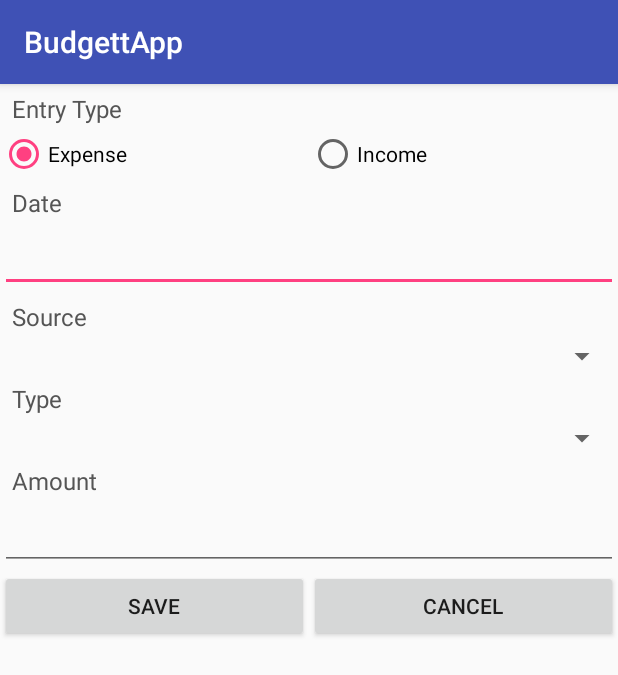
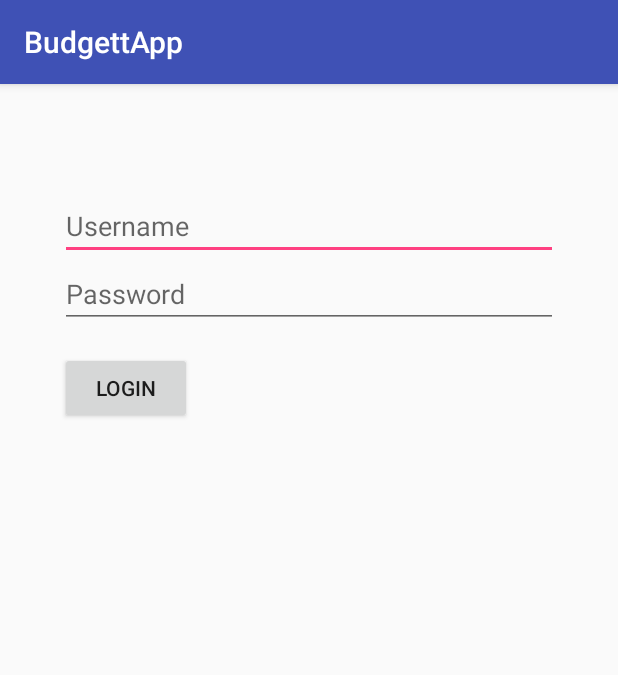
Before and after one commit to Quazzol/BudgettApp, an Android app: the screen it shows after launch (MainActivity before the commit, LoginActivity after it), on a phone screen of 412 x 824 dp. Shown: the top 675 px of the screen. Run offline under Robolectric (Android 15) with nearby library versions, the phone set to English and light mode, and no system bars.

Commit message:
Third Commit

```diff
--- a/app/src/main/AndroidManifest.xml
+++ b/app/src/main/AndroidManifest.xml
@@ -9,13 +9,16 @@
         android:roundIcon="@mipmap/ic_launcher_round"
         android:supportsRtl="true"
         android:theme="@style/AppTheme">
-        <activity android:name=".MainActivity">
+        <activity android:name=".MainActivity" />
+        <activity android:name=".LoginActivity">
             <intent-filter>
                 <action android:name="android.intent.action.MAIN" />
 
                 <category android:name="android.intent.category.LAUNCHER" />
             </intent-filter>
         </activity>
+        <activity android:name=".BudgettTypeActivity" />
+        <activity android:name=".BudgettSourceActivity"></activity>
     </application>
 
 </manifest>
--- a/app/src/main/java/com/okanerkan/budgettapp/BudgettAppView.java
+++ b/app/src/main/java/com/okanerkan/budgettapp/BudgettAppView.java
@@ -7,7 +7,9 @@ import android.view.View;
  * Created by OkanErkan on 10.10.2017.
  */
 
+/*
 public class BudgettAppView implements IBudgettAppView
 {
 
 }
+*/
--- /dev/null
+++ b/app/src/main/java/com/okanerkan/budgettapp/LoginActivity.java
@@ -0,0 +1,40 @@
+package com.okanerkan.budgettapp;
+
+import android.content.Intent;
+import android.content.SharedPreferences;
+import android.support.v7.app.AppCompatActivity;
+import android.os.Bundle;
+import android.view.View;
+import android.widget.EditText;
+
+public class LoginActivity extends AppCompatActivity {
+
+    @Override
+    protected void onCreate(Bundle savedInstanceState) {
+        super.onCreate(savedInstanceState);
+        setContentView(R.layout.activity_login);
+
+        SharedPreferences prefs = this.getSharedPreferences("com.okanerkan.budgettapp", MODE_PRIVATE);
+        String username = prefs.getString("Username", "");
+
+        if (!username.equals(""))
+        {
+            Intent intent = new Intent(getApplicationContext(), MainActivity.class);
+            startActivity(intent);
+        }
+    }
+
+    public void OnBtnLoginClick(View view)
+    {
+        String username = ((EditText) findViewById(R.id.txtUsername)).getText().toString();
+        String password = ((EditText) findViewById(R.id.txtPassword)).getText().toString();
+
+        if (!username.equals("") && !password.equals(""))
+        {
+            SharedPreferences prefs = this.getSharedPreferences("com.okanerkan.budgettapp", MODE_PRIVATE);
+            prefs.edit().putString("Username", username).apply();
+            Intent intent = new Intent(getApplicationContext(), MainActivity.class);
+            startActivity(intent);
+        }
+    }
+}
--- /dev/null
+++ b/app/src/main/res/layout/activity_login.xml
@@ -0,0 +1,60 @@
+<?xml version="1.0" encoding="utf-8"?>
+<android.support.constraint.ConstraintLayout xmlns:android="http://schemas.android.com/apk/res/android"
+    xmlns:app="http://schemas.android.com/apk/res-auto"
+    xmlns:tools="http://schemas.android.com/tools"
+    android:layout_width="match_parent"
+    android:layout_height="match_parent"
+    tools:context="com.okanerkan.budgettapp.LoginActivity">
+
+    <LinearLayout
+        android:layout_width="0dp"
+        android:layout_height="0dp"
+        android:orientation="vertical"
+        tools:layout_constraintTop_creator="1"
+        tools:layout_constraintRight_creator="1"
+        tools:layout_constraintBottom_creator="1"
+        android:layout_marginStart="8dp"
+        app:layout_constraintBottom_toBottomOf="parent"
+        android:layout_marginEnd="8dp"
+        app:layout_constraintRight_toRightOf="parent"
+        android:layout_marginTop="8dp"
+        tools:layout_constraintLeft_creator="1"
+        android:layout_marginBottom="8dp"
+        app:layout_constraintLeft_toLeftOf="parent"
+        app:layout_constraintTop_toTopOf="parent"
+        android:layout_marginLeft="8dp"
+        android:layout_marginRight="8dp">
+
+        <EditText
+            android:id="@+id/txtUsername"
+            android:layout_width="match_parent"
+            android:layout_height="wrap_content"
+            android:inputType="textPersonName"
+            android:layout_marginTop="64dp"
+            android:layout_marginLeft="32dp"
+            android:layout_marginRight="32dp"
+            android:hint="@string/Username"/>
+
+        <EditText
+            android:id="@+id/txtPassword"
+            android:layout_width="match_parent"
+            android:layout_height="wrap_content"
+            android:inputType="textPassword"
+            android:layout_marginLeft="32dp"
+            android:layout_marginRight="32dp"
+            android:hint="@string/Password"/>
+
+        <Button
+            android:id="@+id/btnLogin"
+            android:layout_width="wrap_content"
+            android:layout_height="wrap_content"
+            android:layout_marginLeft="32dp"
+            android:layout_marginRight="32dp"
+            android:layout_marginTop="16dp"
+            android:onClick="OnBtnLoginClick"
+            android:text="@string/BtnLogin"
+            android:textAlignment="center" />
+
+    </LinearLayout>
+
+</android.support.constraint.ConstraintLayout>
--- /dev/null
+++ b/app/src/main/res/menu/menu.xml
@@ -0,0 +1,5 @@
+<?xml version="1.0" encoding="utf-8"?>
+<menu xmlns:android="http://schemas.android.com/apk/res/android">
+    <item android:id="@+id/menuItemBudgettType" android:title="@string/MenuItemBudgettType"></item>
+    <item android:id="@+id/menuItemBudgettSource" android:title="@string/MenuItemBudgettSource"></item>
+</menu>
--- a/app/src/main/res/values/strings.xml
+++ b/app/src/main/res/values/strings.xml
@@ -9,4 +9,10 @@
     <string name="NumboxEditBudgettAmount">Amount</string>
     <string name="BtnSave">Save</string>
     <string name="BtnCancel">Cancel</string>
+    <string name="BtnLogin">Login</string>
+    <string name="Username">Username</string>
+    <string name="Password">Password</string>
+
+    <string name="MenuItemBudgettType">Budgett Type</string>
+    <string name="MenuItemBudgettSource">Budgett Source</string>
 </resources>
```
Also changed, not shown: app/src/main/java/com/okanerkan/budgettapp/BudgettSourceActivity.java (added, +13 -0 lines), app/src/main/java/com/okanerkan/budgettapp/BudgettType.java (+2 -5 lines), app/src/main/java/com/okanerkan/budgettapp/BudgettTypeActivity.java (added, +46 -0 lines), app/src/main/java/com/okanerkan/budgettapp/MainActivity.java (+29 -0 lines), app/src/main/res/layout/activity_budgett_source.xml (added, +9 -0 lines), app/src/main/res/layout/activity_budgett_type.xml (added, +27 -0 lines), app/src/main/res/layout/activity_main.xml (+17 -4 lines), app/src/main/res/layout/editable_listview_item.xml (added, +22 -0 lines), app/src/main/res/drawable/edit_icon.jpg (added), 1 other file.
